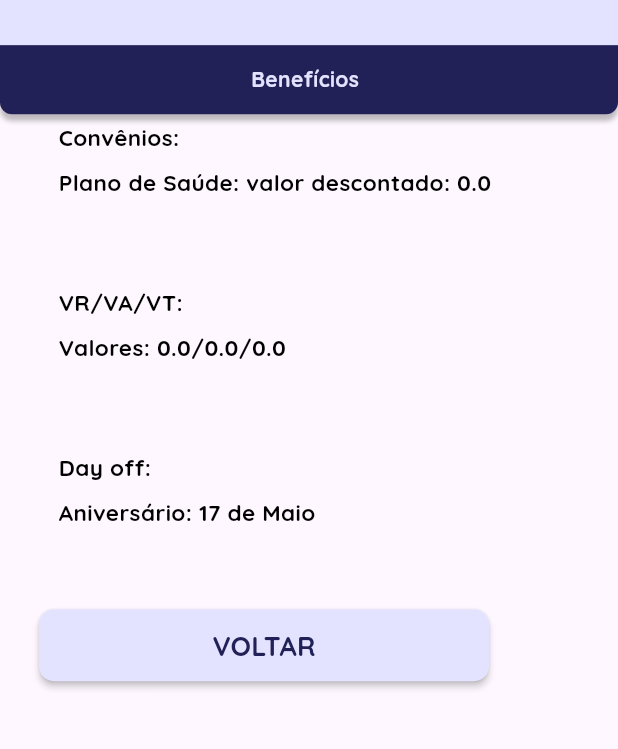
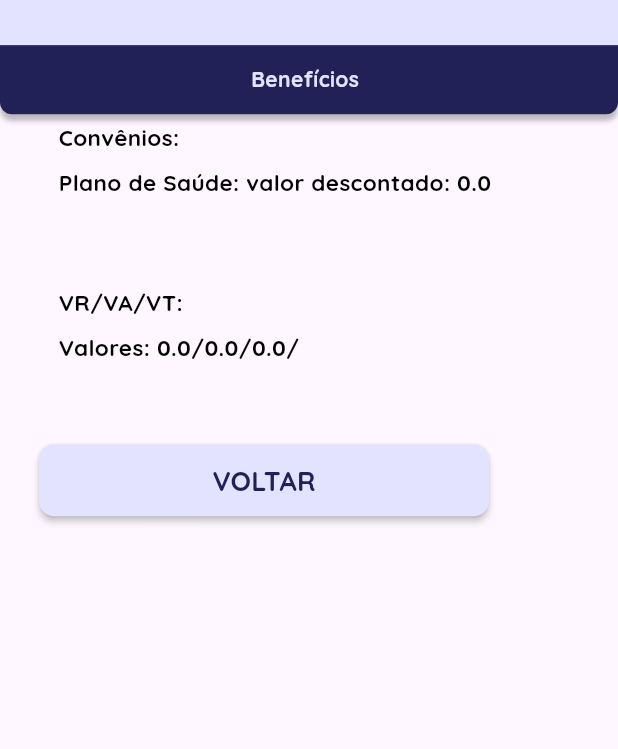
Before and after one commit to silgabriell/FrontFlutter, a Flutter app: the Beneficio screen opened directly with empty values, on a phone screen of 412 x 824 dp, the part 144-893 px from its top. Run offline on Flutter 3.47's test engine with Material 3 defaults, Android fonts, the light colour scheme and no system bars.

Commit message:
Fix: Ajustes gerais

```diff
--- a/Flut/first_app/lib/beneficios.dart
+++ b/Flut/first_app/lib/beneficios.dart
@@ -7,7 +7,7 @@ class Beneficio extends StatelessWidget {
   const Beneficio({Key? key, required this.funcionarioData}) : super(key: key);
 
   String proventos(Map<String, dynamic>? funcionarioData) {
-    return '${funcionarioData?['vale_refeicao']}/${funcionarioData?['vale_transporte']}/${funcionarioData?['vale_alimentacao']}';
+    return '${funcionarioData?['vale_refeicao']}/${funcionarioData?['vale_alimentacao']}/${funcionarioData?['vale_transporte']}/';
   }
 
   String formatarDataAniversario() {
@@ -241,58 +241,6 @@ class Beneficio extends StatelessWidget {
             ),
             Positioned(
               left: 0,
-              top: 265,
-              child: SizedBox(
-                width: 360,
-                height: 110,
-                child: Stack(
-                  children: [
-                    Positioned(
-                      left: 6,
-                      top: 6.21,
-                      child: SizedBox(
-                        width: 349,
-                        height: 96.79,
-                        child: Stack(
-                          children: [
-                            const Positioned(
-                              left: 7,
-                              top: 0,
-                              child: Text(
-                                'Day off:',
-                                style: TextStyle(
-                                  color: Colors.black,
-                                  fontSize: 15,
-                                  fontFamily: 'Quicksand',
-                                  fontWeight: FontWeight.w700,
-                                  height: 0,
-                                ),
-                              ),
-                            ),
-                            Positioned(
-                              left: 7,
-                              top: 30,
-                              child: Text(
-                                'Aniversário: $dataAniversario',
-                                style: const TextStyle(
-                                  color: Colors.black,
-                                  fontSize: 15,
-                                  fontFamily: 'Quicksand',
-                                  fontWeight: FontWeight.normal,
-                                  height: 0,
-                                ),
-                              ),
-                            ),
-                          ],
-                        ),
-                      ),
-                    ),
-                  ],
-                ),
-              ),
-            ),
-            Positioned(
-              left: 0,
               top: 150,
               child: SizedBox(
                 width: 360,
```
Also changed, not shown: Flut/first_app/lib/folha_pagamentos.dart (+16 -4 lines), Flut/first_app/lib/principal.dart (+2 -8 lines).
